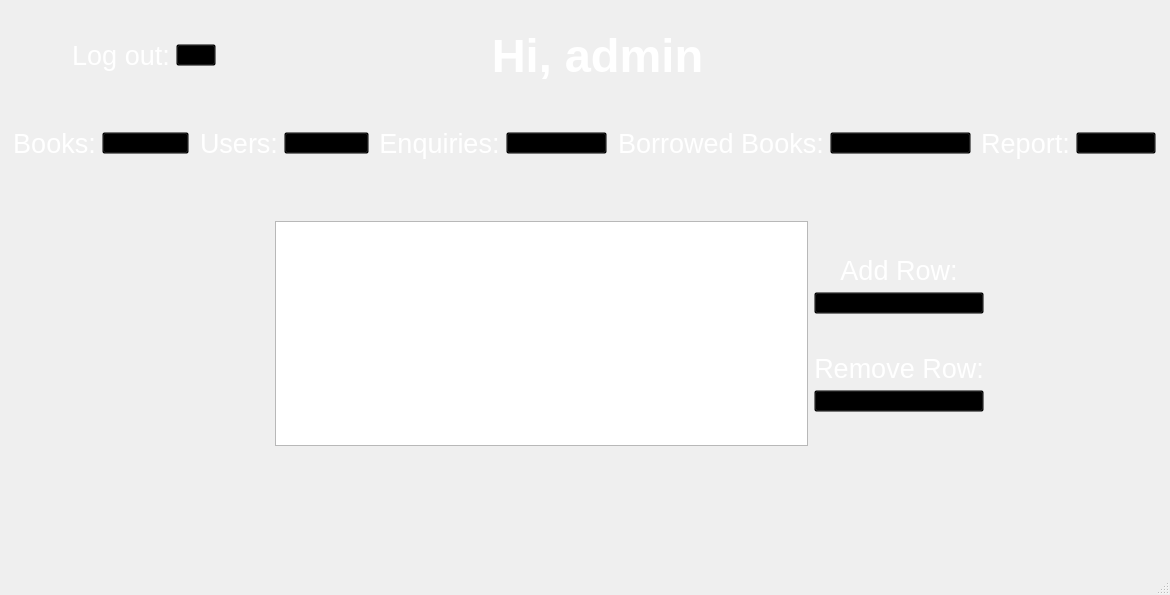
First picture: the form in adminpage.ui, repository dmackeyward/AC-Library-Final, before the edit.
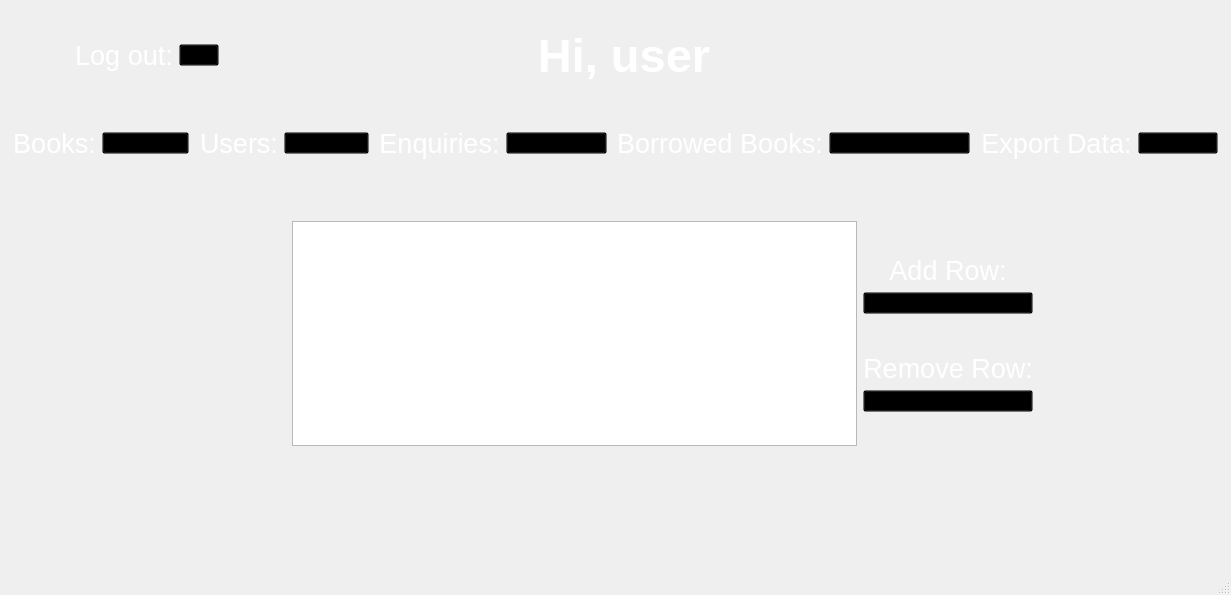
Second picture: the form after the edit. Icons and pictures are not drawn.

Patch:
```diff
--- a/adminpage.ui
+++ b/adminpage.ui
@@ -6,7 +6,7 @@
    <rect>
     <x>0</x>
     <y>0</y>
-    <width>1170</width>
+    <width>1231</width>
     <height>595</height>
    </rect>
   </property>
@@ -105,7 +105,7 @@
              <string notr="true">color: rgb(255, 255, 255);</string>
             </property>
             <property name="text">
-             <string>Hi, admin</string>
+             <string>Hi, user</string>
             </property>
             <property name="alignment">
              <set>Qt::AlignCenter</set>
@@ -340,7 +340,7 @@
            <string notr="true">color: rgb(255, 255, 255);</string>
           </property>
           <property name="text">
-           <string>Report:</string>
+           <string>Export Data:</string>
           </property>
           <property name="alignment">
            <set>Qt::AlignCenter</set>
```
Left out of the diff: 8 changed lines with no effect on the pictures.
